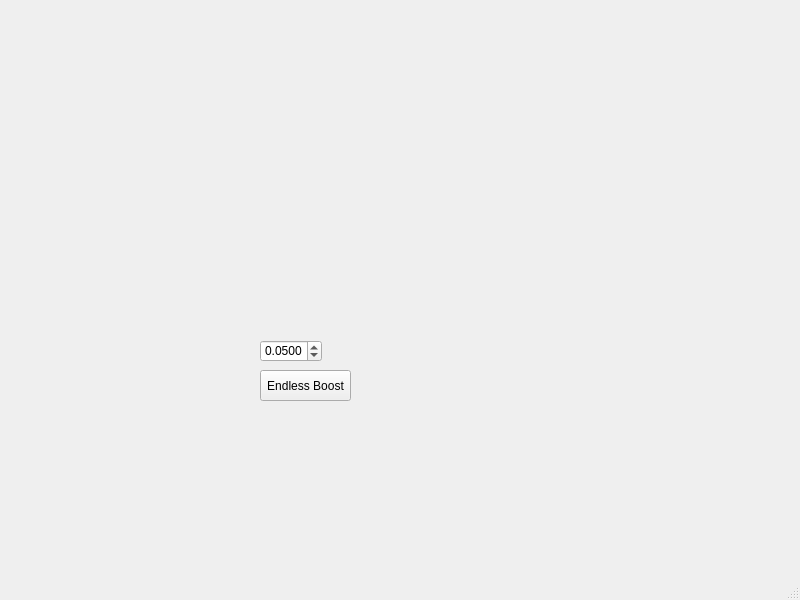
The window that speedrunners.ui (orkido/cheats) describes before a commit, drawn with Qt 5.
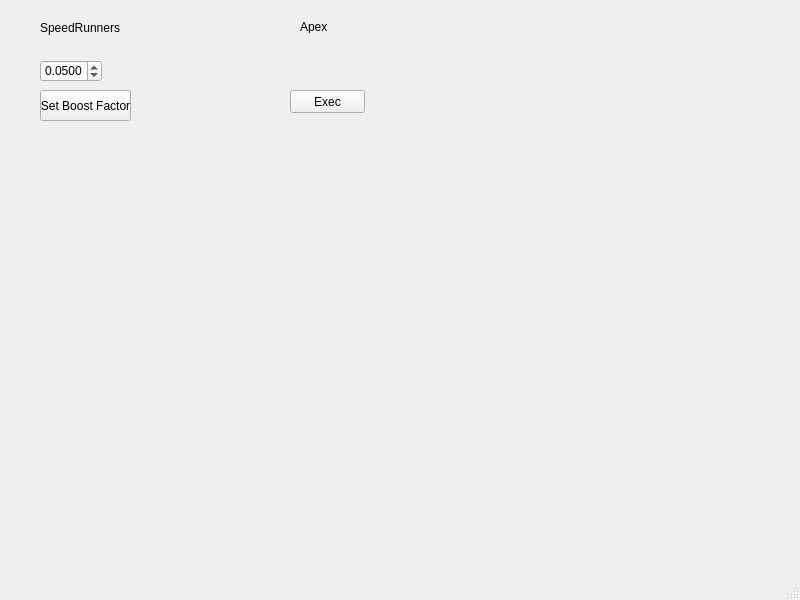
The same window after the commit.

Commit message: implement apex cheat

Diff of the .ui file:
```diff
--- a/speedrunners.ui
+++ b/speedrunners.ui
@@ -17,21 +17,21 @@
    <widget class="QPushButton" name="pushButton">
     <property name="geometry">
      <rect>
-      <x>260</x>
-      <y>370</y>
+      <x>40</x>
+      <y>90</y>
       <width>91</width>
       <height>31</height>
      </rect>
     </property>
     <property name="text">
-     <string>Endless Boost</string>
+     <string>Set Boost Factor</string>
     </property>
    </widget>
    <widget class="QDoubleSpinBox" name="doubleSpinBox">
     <property name="geometry">
      <rect>
-      <x>260</x>
-      <y>340</y>
+      <x>40</x>
+      <y>60</y>
       <width>62</width>
       <height>22</height>
      </rect>
@@ -52,6 +52,45 @@
      <double>0.050000000000000</double>
     </property>
    </widget>
+   <widget class="QLabel" name="label">
+    <property name="geometry">
+     <rect>
+      <x>40</x>
+      <y>20</y>
+      <width>91</width>
+      <height>16</height>
+     </rect>
+    </property>
+    <property name="text">
+     <string>SpeedRunners</string>
+    </property>
+   </widget>
+   <widget class="QLabel" name="label_2">
+    <property name="geometry">
+     <rect>
+      <x>300</x>
+      <y>20</y>
+      <width>47</width>
+      <height>13</height>
+     </rect>
+    </property>
+    <property name="text">
+     <string>Apex</string>
+    </property>
+   </widget>
+   <widget class="QPushButton" name="bt_apex">
+    <property name="geometry">
+     <rect>
+      <x>290</x>
+      <y>90</y>
+      <width>75</width>
+      <height>23</height>
+     </rect>
+    </property>
+    <property name="text">
+     <string>Exec</string>
+    </property>
+   </widget>
   </widget>
   <widget class="QMenuBar" name="menubar">
    <property name="geometry">
```
Left out of the diff: 22 changed lines with no effect on the pictures. The commit also changes 6 other files.
